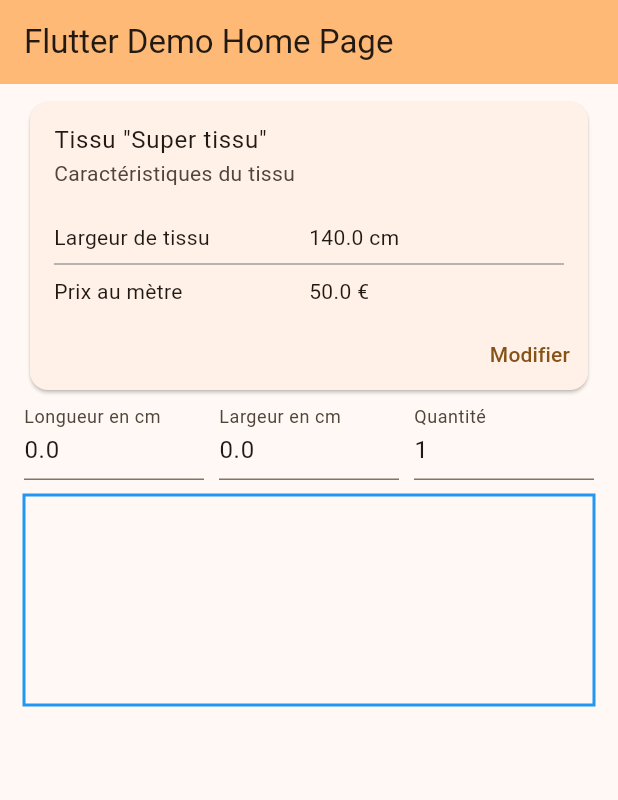
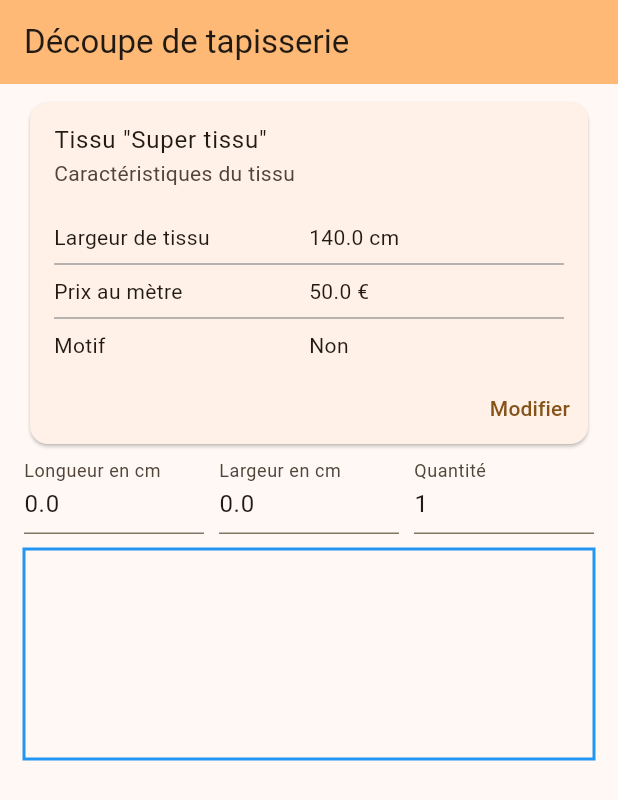
Before and after one commit to coyotte508/cutting-fabric, a Flutter app: the screen it shows after launch, on a phone screen of 412 x 824 dp. Shown: the top 800 px of the screen. Run offline on Flutter 3.47's test engine with Material 3 defaults, Android fonts, the phone set to English and light mode, and no system bars.

Commit message:
💬 Add app title

```diff
--- a/lib/main.dart
+++ b/lib/main.dart
@@ -18,12 +18,12 @@ class MyApp extends StatelessWidget {
   @override
   Widget build(BuildContext context) {
     return MaterialApp(
-      title: 'Flutter Demo',
+      title: 'Découpe de tapisserie',
       theme: ThemeData(
         colorScheme: ColorScheme.fromSeed(seedColor: Colors.orange),
         useMaterial3: true,
       ),
-      home: const MyHomePage(title: 'Flutter Demo Home Page'),
+      home: const MyHomePage(title: 'Découpe de tapisserie'),
     );
   }
 }
@@ -170,7 +170,13 @@ class _MyHomePageState extends State<MyHomePage> {
                           {
                             "title": "Prix au mètre",
                             "value": '$_pricePerMeter €'
-                          }
+                          },
+                          {
+                            "title": "Motif",
+                            "value": _pattern != null
+                                ? '${_pattern!.patternWidth}x${_pattern!.patternLength} cm'
+                                : 'Non'
+                          },
                         ].map((e) {
                           return TableRow(
                             children: [
```
